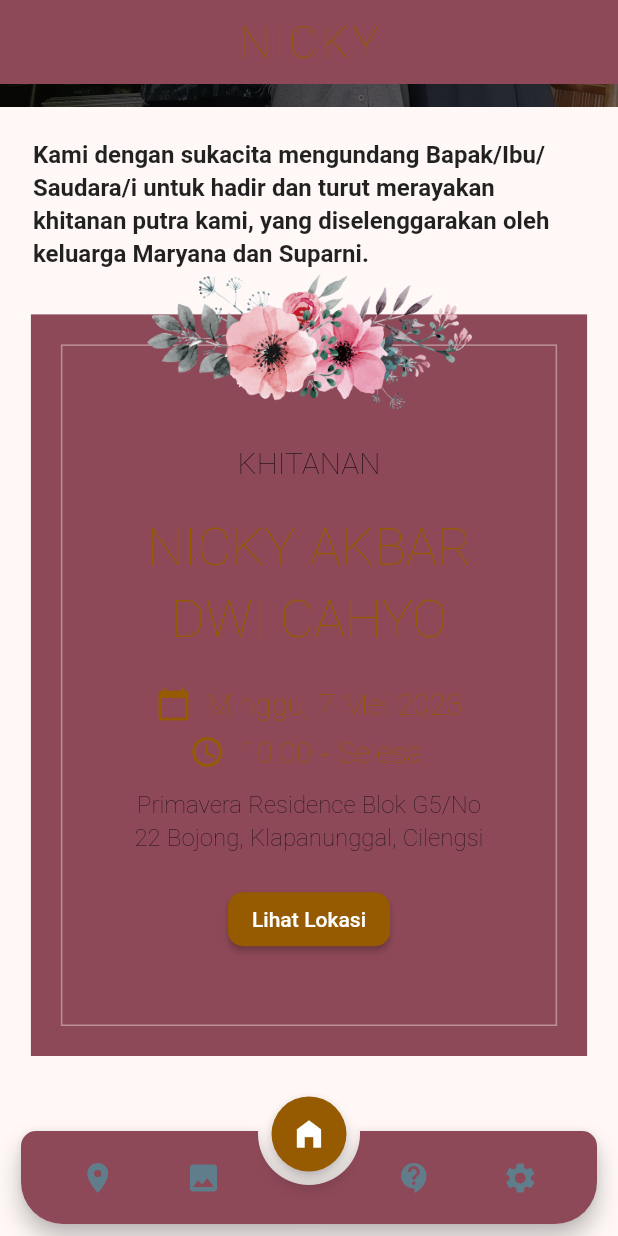
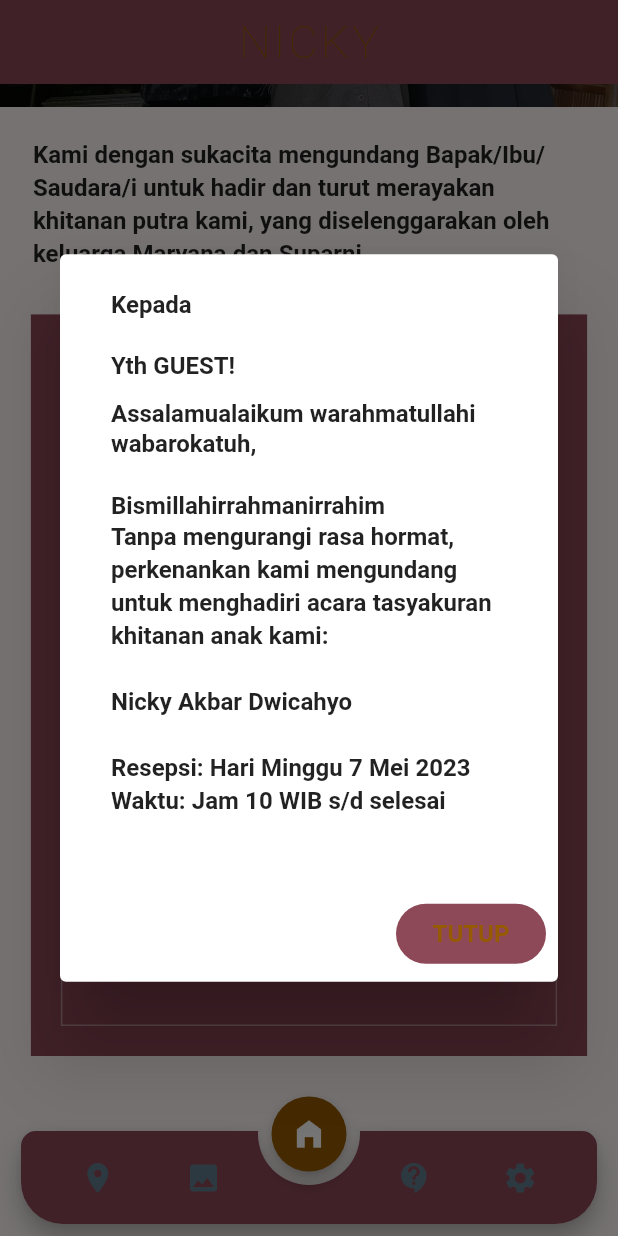
Before and after one commit to fleetimee/tearlaments-kitkallos, a Flutter app: the screen it shows after launch, scrolled down 314 dp, on a phone screen of 412 x 824 dp. Run offline on Flutter 3.47's test engine with Material 2 defaults, Android fonts, the phone set to English and light mode, and no system bars; drawn by our look-alikes of animated_notch_bottom_bar; our stand-ins replace flex_color_scheme, flutter_map, google_fonts, latlong2, responsive_framework; missing offline and left inert: flutter_map_marker_popup, maps_launcher; Roboto replaces fonts that are missing (Caladea, Montaga).

Commit message:
🎨 style(string_constant.dart): add invitationMessage constant ✨ feat(home_ui.dart): add welcome dialog on home screen The invitationMessage constant is added to StringConstant class to store the invitation message for the event. A welcome dialog is added to the home screen that shows the invitation message when the screen is loaded. The dialog is styled with custom fonts and colors to match the app's theme.

```diff
--- a/lib/common/constant/string_constant.dart
+++ b/lib/common/constant/string_constant.dart
@@ -1,4 +1,16 @@
 class StringConstant {
   static const String greeting =
       'Kami dengan sukacita mengundang Bapak/Ibu/Saudara/i untuk hadir dan turut merayakan khitanan putra kami, yang diselenggarakan oleh keluarga Maryana dan Suparni.';
+
+  static const String invitationMessage =
+      '''Assalamualaikum warahmatullahi wabarokatuh,
+
+Bismillahirrahmanirrahim
+Tanpa mengurangi rasa hormat, perkenankan kami mengundang untuk menghadiri acara tasyakuran khitanan anak kami:
+
+Nicky Akbar Dwicahyo
+
+Resepsi: Hari Minggu 7 Mei 2023
+Waktu: Jam 10 WIB s/d selesai
+''';
 }
```
Also changed, not shown: lib/ui/home/home_ui.dart (+69 -0 lines).
